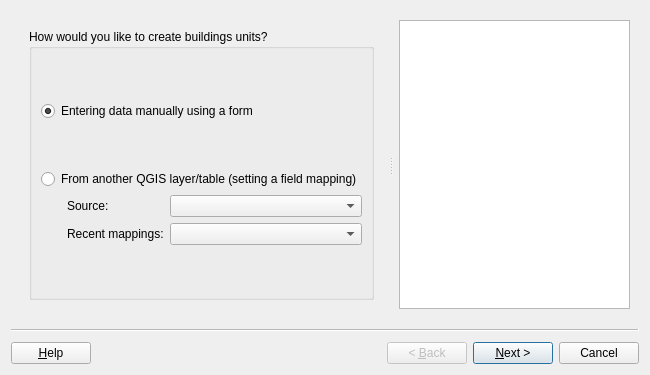
First picture: the form in asistente_ladm_col/ui/wizards/valuation/wiz_create_building_unit_valuation.ui, repository SwissTierrasColombia/Asistente-LADM-COL, before the edit.
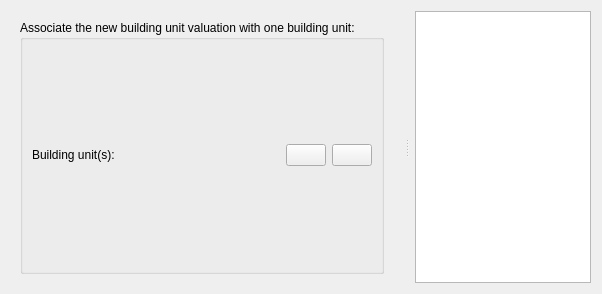
Second picture: the form after the edit. Icons and pictures are not drawn. Custom widgets are drawn as their Qt base class.

Commit message: [wizards] Move ui files to wizard dir

Diff of the .ui file:
```diff
--- a/asistente_ladm_col/ui/wizards/valuation/wiz_create_building_unit_valuation.ui
+++ b/asistente_ladm_col/ui/wizards/valuation/wiz_create_building_unit_valuation.ui
@@ -1,202 +1,18 @@
 <?xml version="1.0" encoding="UTF-8"?>
 <ui version="4.0">
- <class>wiz_create_building_unit_valuation</class>
- <widget class="QWizard" name="wiz_create_building_unit_valuation">
+ <class>wizardPage2</class>
+  <widget class="QWizardPage" name="wizardPage2">
   <property name="geometry">
    <rect>
     <x>0</x>
     <y>0</y>
-    <width>650</width>
-    <height>375</height>
+    <width>602</width>
+    <height>294</height>
    </rect>
   </property>
   <property name="windowTitle">
    <string>Create building unit (Valuation)</string>
   </property>
-  <property name="options">
-   <set>QWizard::HaveHelpButton</set>
-  </property>
-  <widget class="QWizardPage" name="wizardPage1">
-   <property name="subTitle">
-    <string/>
-   </property>
-   <layout class="QGridLayout" name="gridLayout">
-    <item row="0" column="0">
-     <widget class="QSplitter" name="splitter_3">
-      <property name="sizePolicy">
-       <sizepolicy hsizetype="Expanding" vsizetype="Expanding">
-        <horstretch>0</horstretch>
-        <verstretch>0</verstretch>
-       </sizepolicy>
-      </property>
-      <property name="orientation">
-       <enum>Qt::Horizontal</enum>
-      </property>
-      <property name="handleWidth">
-       <number>16</number>
-      </property>
-      <widget class="QFrame" name="frame_3">
-       <property name="sizePolicy">
-        <sizepolicy hsizetype="Expanding" vsizetype="Expanding">
-         <horstretch>2</horstretch>
-         <verstretch>0</verstretch>
-        </sizepolicy>
-       </property>
-       <layout class="QGridLayout" name="gridLayout_8">
-        <item row="0" column="0">
-         <widget class="QGroupBox" name="gbx_page_2">
-          <property name="title">
-           <string>How would you like to create buildings units?</string>
-          </property>
-          <layout class="QGridLayout" name="gridLayout_3">
-           <item row="0" column="0">
-            <spacer name="verticalSpacer_6">
-             <property name="orientation">
-              <enum>Qt::Vertical</enum>
-             </property>
-             <property name="sizeHint" stdset="0">
-              <size>
-               <width>20</width>
-               <height>40</height>
-              </size>
-             </property>
-            </spacer>
-           </item>
-           <item row="1" column="0" colspan="2">
-            <widget class="QRadioButton" name="rad_create_manually">
-             <property name="text">
-              <string>Entering data manually using a form</string>
-             </property>
-             <property name="checked">
-              <bool>true</bool>
-             </property>
-            </widget>
-           </item>
-           <item row="2" column="0">
-            <spacer name="verticalSpacer_7">
-             <property name="orientation">
-              <enum>Qt::Vertical</enum>
-             </property>
-             <property name="sizeHint" stdset="0">
-              <size>
-               <width>20</width>
-               <height>40</height>
-              </size>
-             </property>
-            </spacer>
-           </item>
-           <item row="3" column="0" colspan="2">
-            <widget class="QRadioButton" name="rad_refactor">
-             <property name="enabled">
-              <bool>true</bool>
-             </property>
-             <property name="text">
-              <string>From another QGIS layer/table (setting a field mapping)</string>
-             </property>
-            </widget>
-           </item>
-           <item row="4" column="0">
-            <spacer name="horizontalSpacer">
-             <property name="orientation">
-              <enum>Qt::Horizontal</enum>
-             </property>
-             <property name="sizeType">
-              <enum>QSizePolicy::Fixed</enum>
-             </property>
-             <property name="sizeHint" stdset="0">
-              <size>
-               <width>13</width>
-               <height>20</height>
-              </size>
-             </property>
-            </spacer>
-           </item>
-           <item row="4" column="1">
-            <layout class="QGridLayout" name="gridLayout_2">
-             <item row="0" column="0">
-              <widget class="QLabel" name="lbl_refactor_source">
-               <property name="sizePolicy">
-                <sizepolicy hsizetype="Preferred" vsizetype="Preferred">
-                 <horstretch>0</horstretch>
-                 <verstretch>0</verstretch>
-                </sizepolicy>
-               </property>
-               <property name="text">
-                <string>Source:</string>
-               </property>
-              </widget>
-             </item>
-             <item row="0" column="1">
-              <widget class="QgsMapLayerComboBox" name="mMapLayerComboBox">
-               <property name="sizePolicy">
-                <sizepolicy hsizetype="Expanding" vsizetype="Fixed">
-                 <horstretch>0</horstretch>
-                 <verstretch>0</verstretch>
-                </sizepolicy>
-               </property>
-               <property name="maximumSize">
-                <size>
-                 <width>300</width>
-                 <height>16777215</height>
-                </size>
-               </property>
-               <property name="allowEmptyLayer" stdset="0">
-                <bool>true</bool>
-               </property>
-               <property name="showCrs" stdset="0">
-                <bool>false</bool>
-               </property>
-              </widget>
-             </item>
-             <item row="1" column="0">
-              <widget class="QLabel" name="lbl_field_mapping">
-               <property name="text">
-                <string>Recent mappings:</string>
-               </property>
-              </widget>
-             </item>
-             <item row="1" column="1">
-              <widget class="QComboBox" name="cbo_mapping"/>
-             </item>
-            </layout>
-           </item>
-           <item row="5" column="1">
-            <spacer name="verticalSpacer_8">
-             <property name="orientation">
-              <enum>Qt::Vertical</enum>
-             </property>
-             <property name="sizeHint" stdset="0">
-              <size>
-               <width>20</width>
-               <height>40</height>
-              </size>
-             </property>
-            </spacer>
-           </item>
-          </layout>
-         </widget>
-        </item>
-       </layout>
-      </widget>
-      <widget class="QTextBrowser" name="txt_help_page_1">
-       <property name="sizePolicy">
-        <sizepolicy hsizetype="Expanding" vsizetype="Expanding">
-         <horstretch>0</horstretch>
-         <verstretch>0</verstretch>
-        </sizepolicy>
-       </property>
-       <property name="accessibleName">
-        <string/>
-       </property>
-       <property name="openLinks">
-        <bool>false</bool>
-       </property>
-      </widget>
-     </widget>
-    </item>
-   </layout>
-  </widget>
-  <widget class="QWizardPage" name="wizardPage2">
    <layout class="QGridLayout" name="gridLayout_4">
     <item row="0" column="0">
      <widget class="QSplitter" name="splitter_2">
@@ -320,14 +136,6 @@
     </item>
    </layout>
   </widget>
- </widget>
- <customwidgets>
-  <customwidget>
-   <class>QgsMapLayerComboBox</class>
-   <extends>QComboBox</extends>
-   <header>qgis.gui</header>
-  </customwidget>
- </customwidgets>
  <resources/>
  <connections/>
 </ui>
```
Left out of the diff: 2 changed lines with no effect on the pictures. The commit also changes 13 other files.
